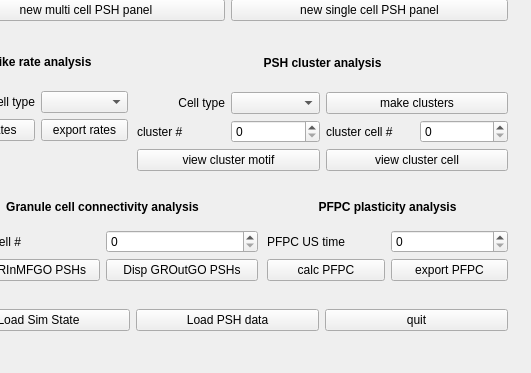
Old version of the form SimDataAnalysis/includes/mainw.ui in the repository wenkeli/Cerebellum_simulation; both pictures show x 83 to 614 and y 150 to 523 of the 614 by 523 pixel window.
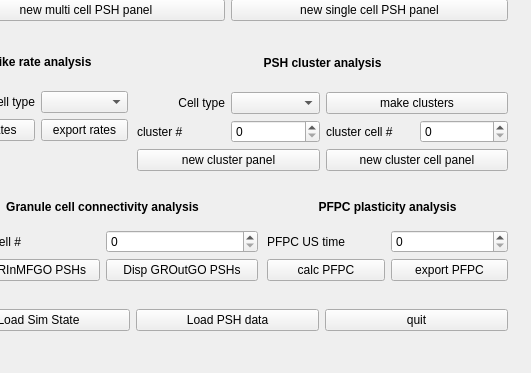
New version of the form.

Patch:
```diff
--- a/SimDataAnalysis/includes/mainw.ui
+++ b/SimDataAnalysis/includes/mainw.ui
@@ -331,14 +331,14 @@
      <item row="3" column="0" colspan="2">
       <widget class="QPushButton" name="viewClusterButton">
        <property name="text">
-        <string>view cluster motif</string>
+        <string>new cluster panel</string>
        </property>
       </widget>
      </item>
      <item row="3" column="2" colspan="2">
       <widget class="QPushButton" name="viewClusterCellButton">
        <property name="text">
-        <string>view cluster cell</string>
+        <string>new cluster cell panel</string>
        </property>
       </widget>
      </item>
```
Left out of the diff: 110 changed lines with no effect on the pictures.
